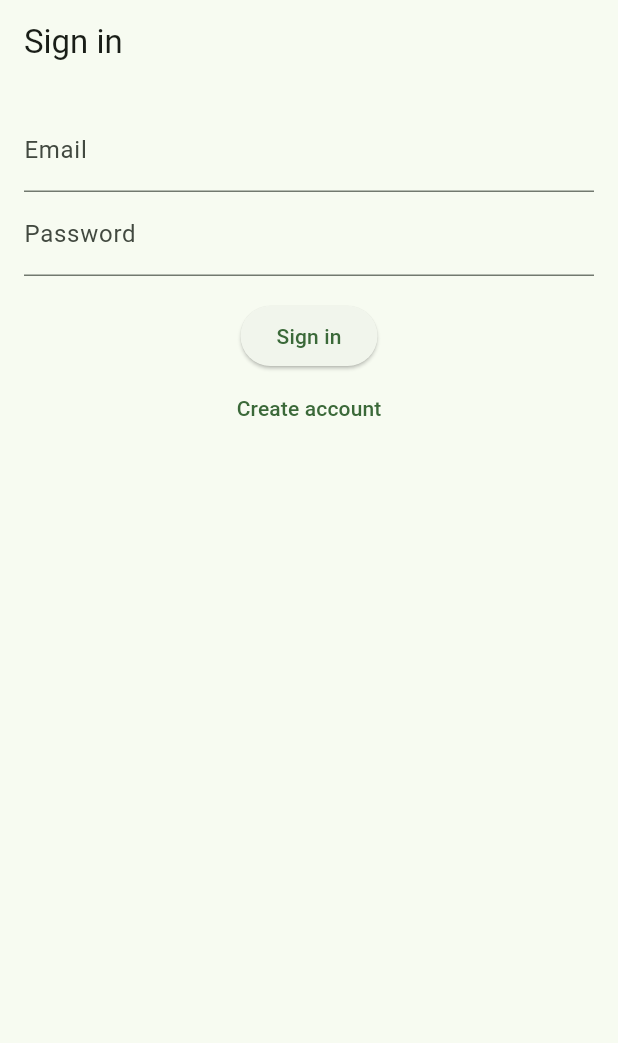
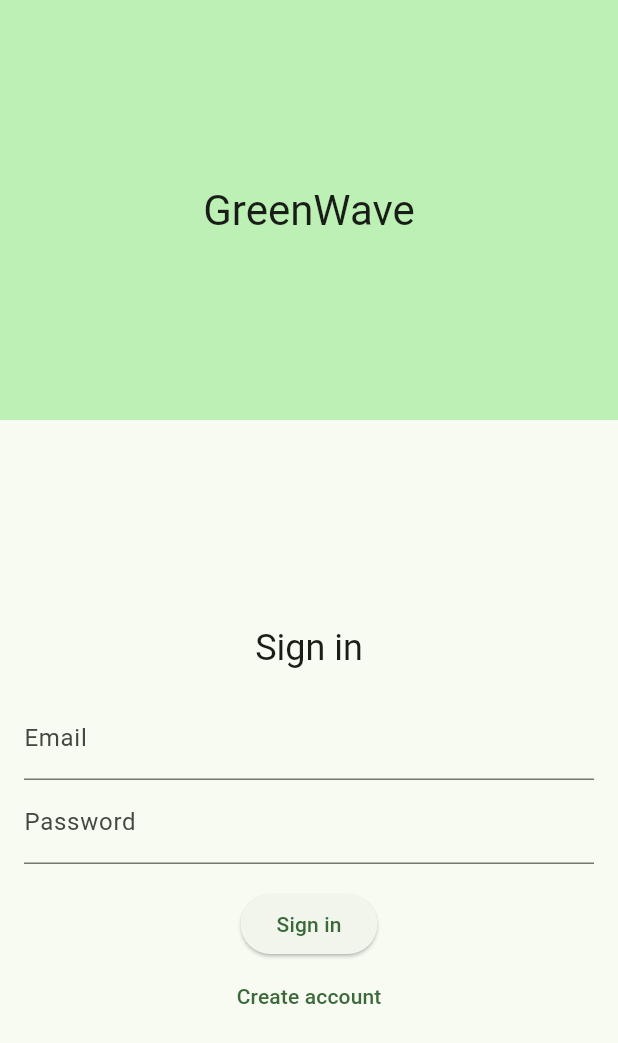
Before and after one commit to maxshmax666/greenWave, a Flutter app: the screen it shows after launch, on a phone screen of 412 x 824 dp. Shown: the top 1043 px of the screen. Run offline on Flutter 3.47's test engine with Material 3 defaults, Android fonts, the phone set to English and light mode, and no system bars; our stand-ins replace camera, flutter_map, geolocator, latlong2, permission_handler, shared_preferences and 2 more; accounts and stored records are empty.

Commit message:
feat: add responsive layout to login page

```diff
--- a/lib/main.dart
+++ b/lib/main.dart
@@ -151,11 +151,29 @@ class _LoginPageState extends State<LoginPage> {
 
   @override
   Widget build(BuildContext context) {
-    return Scaffold(
-      appBar: AppBar(title: Text(isLogin ? 'Sign in' : 'Sign up')),
-      body: Padding(
+    Widget leftPane = Container(
+      color: Theme.of(context).colorScheme.primaryContainer,
+      child: Center(
+        child: Text(
+          'GreenWave',
+          style: Theme.of(context).textTheme.headlineMedium,
+        ),
+      ),
+    );
+
+    Widget rightPane(double maxWidth) => ConstrainedBox(
+          constraints:
+              BoxConstraints(maxWidth: maxWidth < 900 ? double.infinity : 420),
+          child: Padding(
             padding: const EdgeInsets.all(16),
-        child: Column(children: [
+            child: Column(
+              mainAxisSize: MainAxisSize.min,
+              children: [
+                Text(
+                  isLogin ? 'Sign in' : 'Sign up',
+                  style: Theme.of(context).textTheme.headlineSmall,
+                ),
+                const SizedBox(height: 16),
                 TextField(
                   controller: emailCtrl,
                   decoration: const InputDecoration(labelText: 'Email'),
@@ -173,9 +191,56 @@ class _LoginPageState extends State<LoginPage> {
                 ),
                 TextButton(
                   onPressed: () => setState(() => isLogin = !isLogin),
-            child: Text(isLogin ? 'Create account' : 'I have an account'),
+                  child: Text(
+                      isLogin ? 'Create account' : 'I have an account'),
                 ),
-        ]),
+              ],
+            ),
+          ),
+        );
+
+    return Scaffold(
+      body: LayoutBuilder(
+        builder: (context, constraints) {
+          final w = constraints.maxWidth;
+          final form = rightPane(w);
+          if (w >= 1200) {
+            return Row(
+              children: [
+                Expanded(flex: 6, child: leftPane),
+                Expanded(
+                  flex: 4,
+                  child: Center(
+                    child: SingleChildScrollView(child: form),
+                  ),
+                ),
+              ],
+            );
+          } else if (w >= 900) {
+            return Row(
+              children: [
+                Expanded(flex: 5, child: leftPane),
+                Expanded(
+                  flex: 5,
+                  child: Center(
+                    child: SingleChildScrollView(child: form),
+                  ),
+                ),
+              ],
+            );
+          } else {
+            return Column(
+              children: [
+                SizedBox(height: 280, width: double.infinity, child: leftPane),
+                Expanded(
+                  child: Center(
+                    child: SingleChildScrollView(child: form),
+                  ),
+                ),
+              ],
+            );
+          }
+        },
       ),
     );
   }
```
Lines whose indentation alone changed are shown as unchanged.
